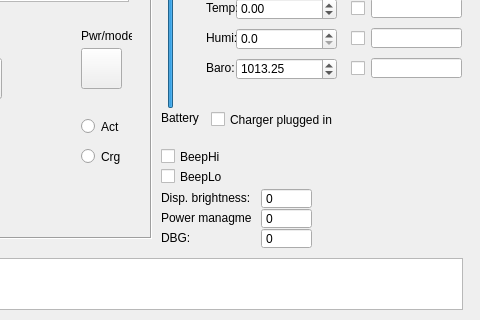
Old version of the form Qsim/simu_hygro/simuhygro/mainw.ui in the repository nagyizee/Hygrometer; both pictures show x 149 to 629 and y 162 to 482 of the 629 by 482 pixel window.
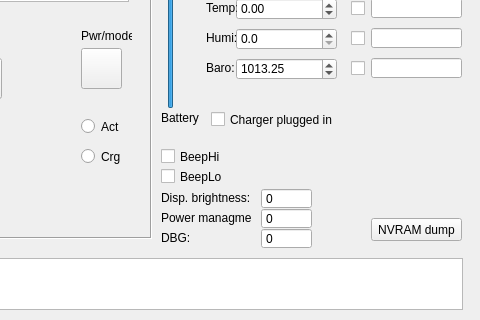
New version of the form.

Commit message: - reorganized graph display refreshing to minimize flickering - added serial input dump for NVRAM (host side)

Diff of the .ui file:
```diff
--- a/Qsim/simu_hygro/simuhygro/mainw.ui
+++ b/Qsim/simu_hygro/simuhygro/mainw.ui
@@ -623,6 +623,25 @@
      </rect>
     </property>
    </widget>
+   <widget class="QPushButton" name="pb_dump">
+    <property name="geometry">
+     <rect>
+      <x>520</x>
+      <y>380</y>
+      <width>91</width>
+      <height>23</height>
+     </rect>
+    </property>
+    <property name="text">
+     <string>NVRAM dump</string>
+    </property>
+    <property name="checkable">
+     <bool>true</bool>
+    </property>
+    <property name="checked">
+     <bool>false</bool>
+    </property>
+   </widget>
   </widget>
  </widget>
  <layoutdefault spacing="6" margin="11"/>
```
The commit also changes 10 other files.
